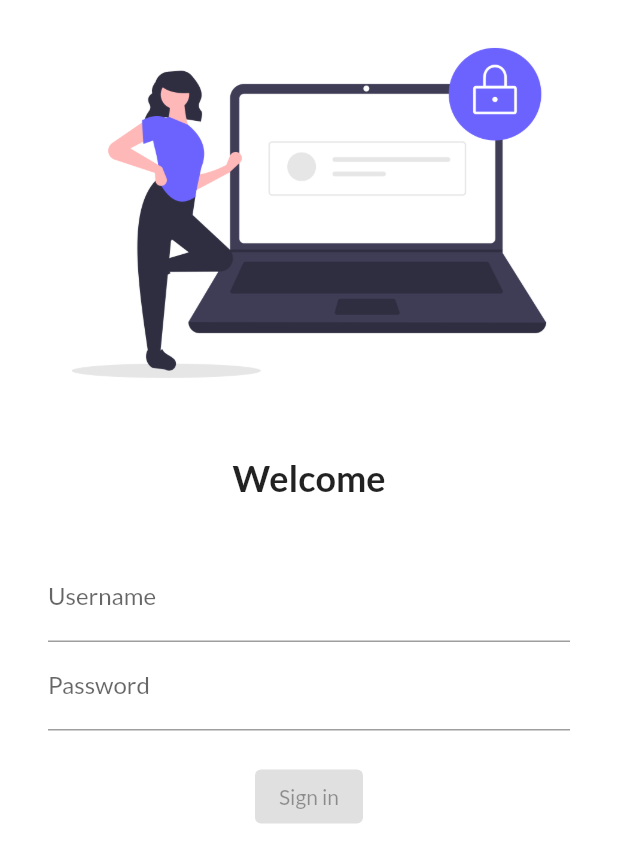
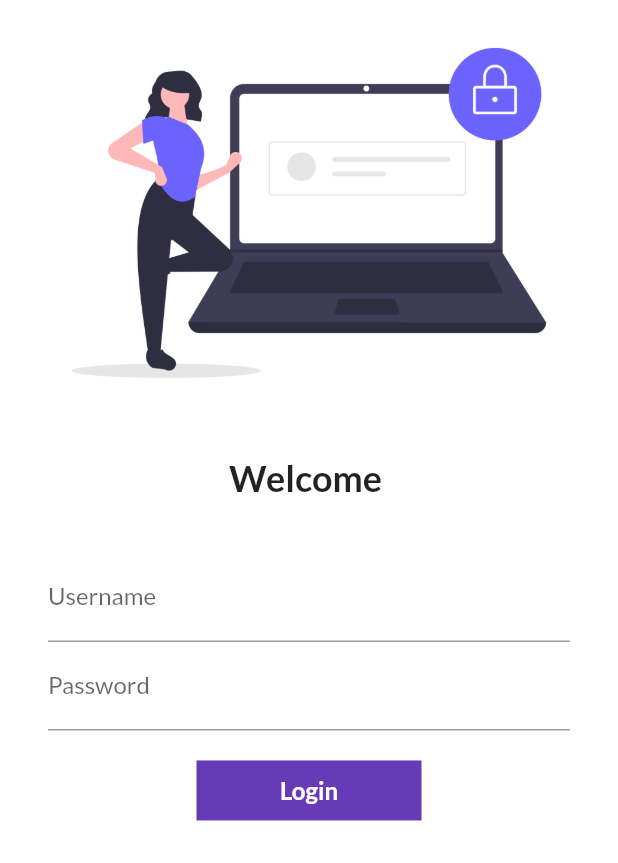
Before and after one commit to pawan230890/30DaysFlutter, a Flutter app: the screen it shows after launch, on a phone screen of 412 x 824 dp. Shown: the top 863 px of the screen. Run offline on Flutter 3.47's test engine with Material 2 defaults, Android fonts, the phone set to English and light mode, and no system bars; our stand-ins replace google_fonts.

Commit message:
Day 6 Completed

```diff
--- a/lib/main.dart
+++ b/lib/main.dart
@@ -1,6 +1,7 @@
 import 'package:flutter/material.dart';
 import 'package:flutter_app/Pages/home_page.dart';
 import 'package:flutter_app/Pages/login_page.dart';
+import 'package:flutter_app/utils/routes.dart';
 import 'package:google_fonts/google_fonts.dart';
 
 void main() {
@@ -16,13 +17,14 @@ class MyApp extends StatelessWidget {
         primarySwatch: Colors.deepOrange,
         fontFamily: GoogleFonts.lato().fontFamily,
       ),
+      debugShowCheckedModeBanner: false,
       darkTheme: ThemeData(
         brightness: Brightness.dark,
       ),
       initialRoute: "/login",
       routes: {
         "/": (context) => LoginPage(),
-        "/home": (context) => HomePage(),
+        MyRoutes.homeRoute: (context) => HomePage(),
         "/login": (context) => LoginPage()
       },
     );
--- a/lib/pages/login_page.dart
+++ b/lib/pages/login_page.dart
@@ -1,10 +1,20 @@
 import 'package:flutter/material.dart';
+import 'package:flutter_app/utils/routes.dart';
 
-class LoginPage extends StatelessWidget {
+class LoginPage extends StatefulWidget {
+  @override
+  _LoginPageState createState() => _LoginPageState();
+}
+
+class _LoginPageState extends State<LoginPage> {
+  String name = "";
+  bool changeButton = false;
+
   @override
   Widget build(BuildContext context) {
     return Material(
         color: Colors.white,
+        child: SingleChildScrollView(
           child: Column(
             children: [
               Image.asset(
@@ -15,20 +25,24 @@ class LoginPage extends StatelessWidget {
                 height: 20.0,
               ),
               Text(
-              "Welcome",
+                "Welcome $name",
                 style: TextStyle(fontSize: 24, fontWeight: FontWeight.bold),
               ),
               SizedBox(
                 height: 20.0,
               ),
               Padding(
-              padding:
-                  const EdgeInsets.symmetric(vertical: 16.0, horizontal: 32.0),
+                padding: const EdgeInsets.symmetric(
+                    vertical: 16.0, horizontal: 32.0),
                 child: Column(
                   children: [
                     TextFormField(
                       decoration: InputDecoration(
                           hintText: "Enter Username", labelText: "Username"),
+                      onChanged: (value) {
+                        name = value;
+                        setState(() {});
+                      },
                     ),
                     TextFormField(
                       obscureText: true,
@@ -38,19 +52,46 @@ class LoginPage extends StatelessWidget {
                     SizedBox(
                       height: 20.0,
                     ),
-                  ElevatedButton(
-                    child: Text("Sign in"),
-                    style: TextButton.styleFrom(
+                    //
 
-                    )
-                    onPressed: () {
-                      print("Hi Code Cool");
+                    InkWell(
+                      onTap: () async {
+                        setState(() {
+                          changeButton = true;
+                        });
+
+                        await Future.delayed(Duration(seconds: 1));
+
+                        Navigator.pushNamed(context, MyRoutes.homeRoute);
                       },
-                  )
+                      child: AnimatedContainer(
+                        duration: Duration(seconds: 1),
+                        width: changeButton ? 50 : 150,
+                        height: 40,
+                        child: changeButton
+                            ? Icon(Icons.done, color: Colors.white)
+                            : Text(
+                                "Login",
+                                style: TextStyle(
+                                    color: Colors.white,
+                                    fontSize: 16,
+                                    fontWeight: FontWeight.bold),
+                              ),
+                        alignment: Alignment.center,
+                        decoration: BoxDecoration(
+                            shape: changeButton
+                                ? BoxShape.circle
+                                : BoxShape.rectangle,
+                            color: Colors.deepPurple
+                            // borderRadius: BorderRadius.circular(changeButton ? 20 : 8)),
+                            ),
+                      ),
+                    ),
                   ],
                 ),
               )
             ],
+          ),
         ));
   }
 }
--- /dev/null
+++ b/lib/utils/routes.dart
@@ -0,0 +1,4 @@
+class MyRoutes{
+  static String loginRoute = "/login";
+  static String homeRoute = "/home";
+}
```
Lines whose indentation alone changed are shown as unchanged.
